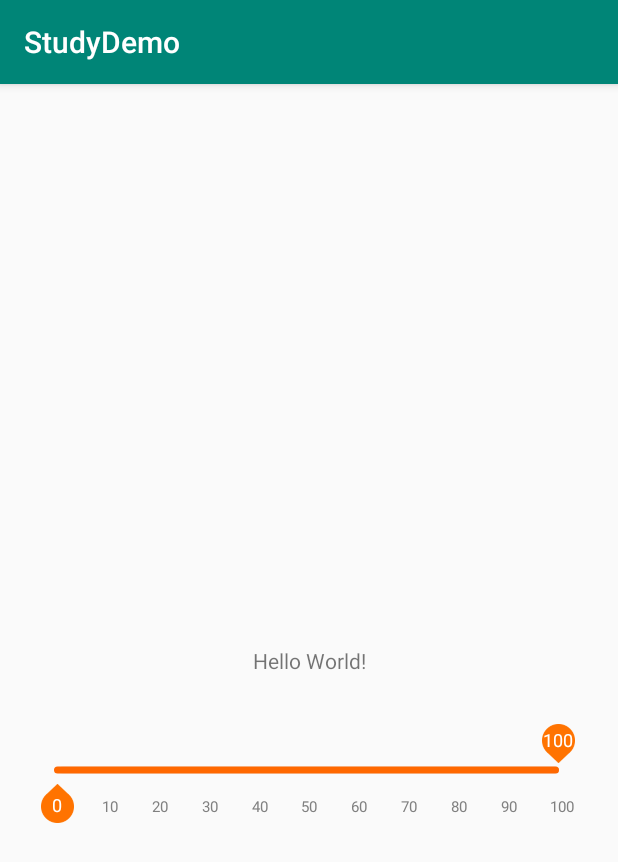
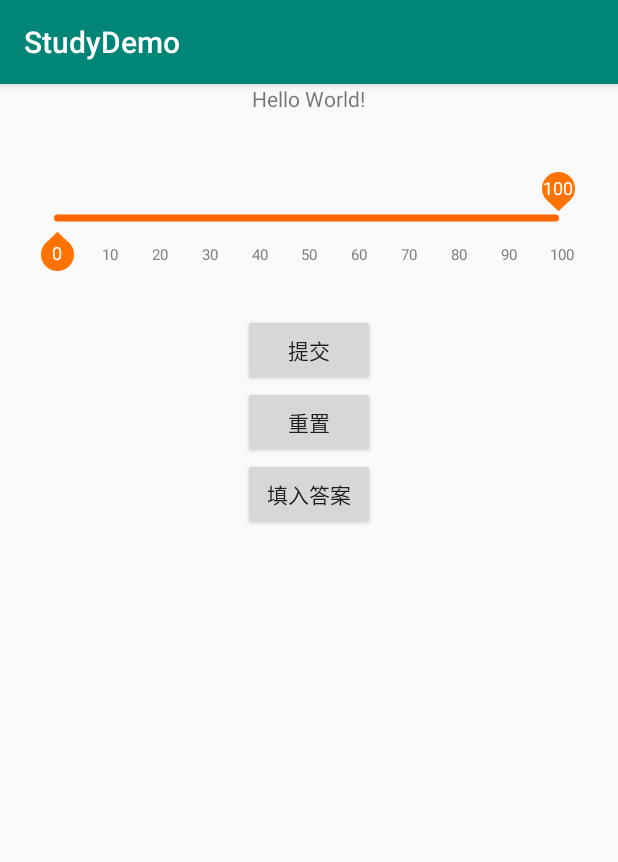
Before and after one commit to 282571944/StudyDemo, an Android app: the screen it shows after launch (MainActivity), on a phone screen of 412 x 824 dp. Shown: the top 862 px of the screen. Run offline under Robolectric (Android 15) with nearby library versions, the phone set to English and light mode, and no system bars.

Commit message:
填空题

```diff
--- a/app/src/main/res/layout/activity_main.xml
+++ b/app/src/main/res/layout/activity_main.xml
@@ -1,8 +1,10 @@
 <?xml version="1.0" encoding="utf-8"?>
-<androidx.constraintlayout.widget.ConstraintLayout xmlns:android="http://schemas.android.com/apk/res/android"
+<LinearLayout xmlns:android="http://schemas.android.com/apk/res/android"
     xmlns:app="http://schemas.android.com/apk/res-auto"
     xmlns:tools="http://schemas.android.com/tools"
     android:layout_width="match_parent"
+    android:gravity="center_horizontal"
+    android:orientation="vertical"
     android:layout_height="match_parent"
     tools:context=".MainActivity">
 
@@ -14,16 +16,43 @@
         app:layout_constraintBottom_toBottomOf="parent"
         app:layout_constraintLeft_toLeftOf="parent"
         app:layout_constraintRight_toRightOf="parent"
-        app:layout_constraintTop_toTopOf="parent" />
-
+        app:layout_constraintTop_toTopOf="parent"
+        app:layout_constraintVertical_bias="0.067" />
 
     <com.luomin.learnwidget.DoubleSeekBar
         android:id="@+id/doubleseek"
         android:layout_width="wrap_content"
         android:layout_height="wrap_content"
-        android:layout_marginTop="25dp"
+        android:layout_marginTop="32dp"
         app:layout_constraintTop_toBottomOf="@+id/hello"
         tools:ignore="MissingConstraints"
-        tools:layout_editor_absoluteX="114dp" />
+        tools:layout_editor_absoluteX="0dp" />
 
-</androidx.constraintlayout.widget.ConstraintLayout>
+    <com.luomin.learnwidget.fill.FillBlankEditText
+        android:id="@+id/fbet"
+        android:layout_width="match_parent"
+        android:layout_height="wrap_content"/>
+
+    <Button
+        android:id="@+id/submit"
+        android:layout_width="wrap_content"
+        android:layout_height="wrap_content"
+        android:text="提交" />
+
+    <Button
+        android:id="@+id/reset"
+        android:layout_width="wrap_content"
+        android:layout_height="wrap_content"
+        android:text="重置"
+        tools:layout_editor_absoluteX="167dp"
+        tools:layout_editor_absoluteY="388dp" />
+
+    <Button
+        android:id="@+id/fill_answer"
+        android:layout_width="wrap_content"
+        android:layout_height="wrap_content"
+        android:text="填入答案"
+        tools:layout_editor_absoluteX="167dp"
+        tools:layout_editor_absoluteY="388dp" />
+
+</LinearLayout>
```
Also changed, not shown: learnwidget/src/main/java/com/luomin/learnwidget/fill/FillBlankEditText.java (added, +336 -0 lines), learnwidget/src/main/java/com/luomin/learnwidget/fill/FillBlankReplaceSpan.java (added, +116 -0 lines), 4 other files.
